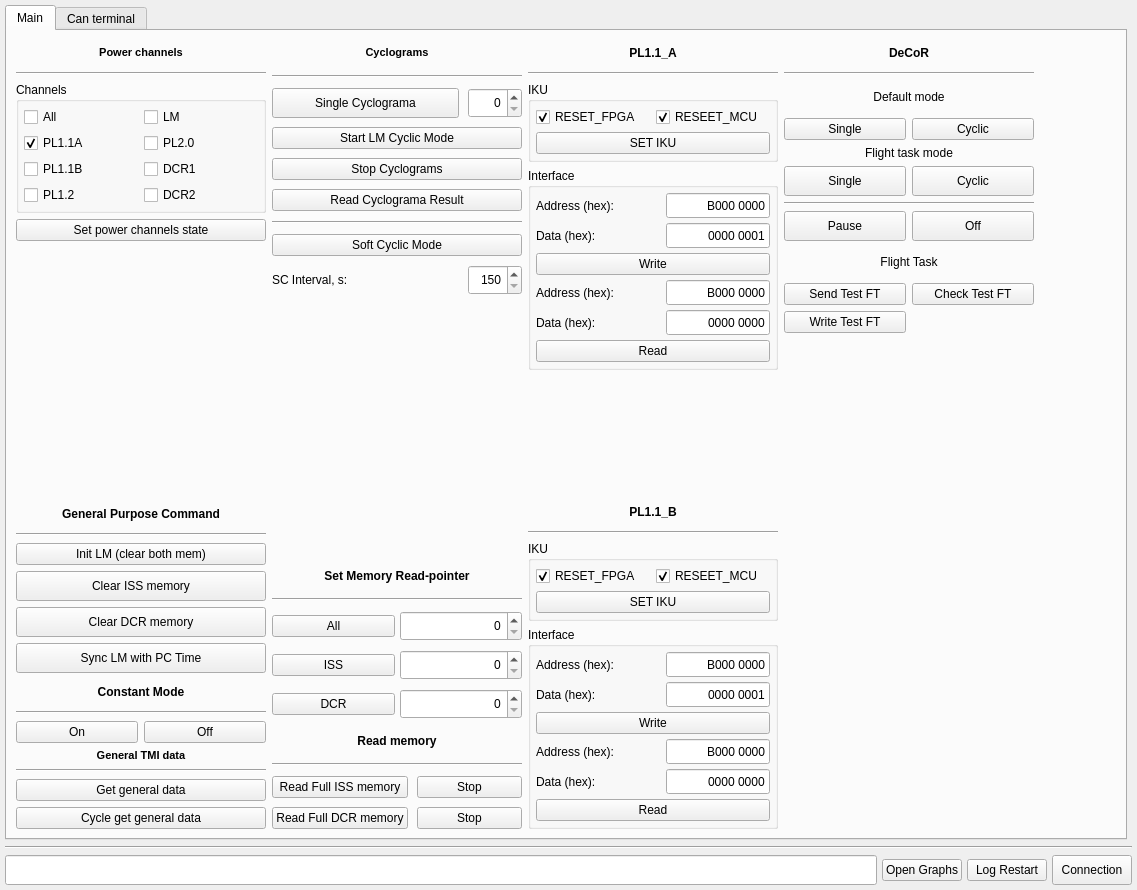
Old version of the form main_win.ui in the repository a-styuf/lm_debug_client.
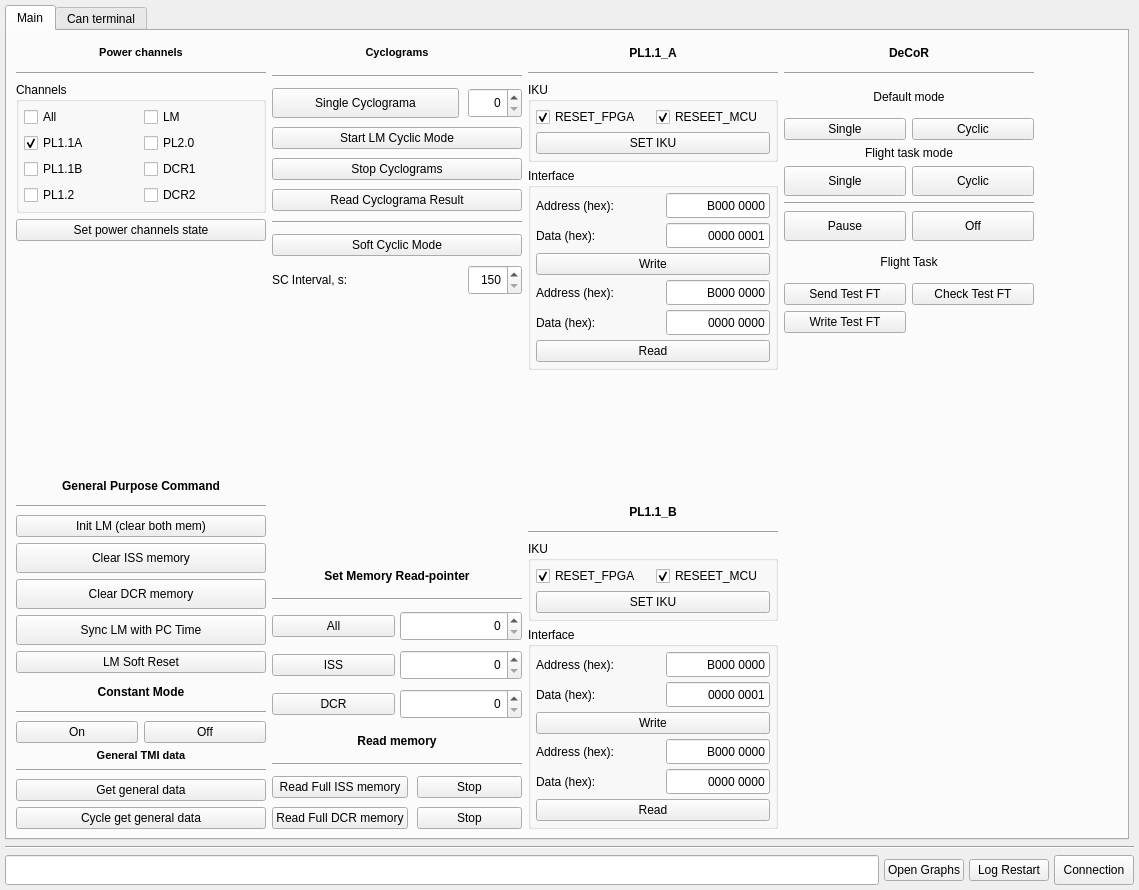
New version of the form.

Commit message: # 0.13.0 Програмная перезгрузка МС   - Добавлена кнопка програмной перезагрузки МС   - Поправлена система команд в соответствии с прошивкой МС 1.02

```diff
--- a/main_win.ui
+++ b/main_win.ui
@@ -6,7 +6,7 @@
    <rect>
     <x>0</x>
     <y>0</y>
-    <width>1137</width>
+    <width>1139</width>
     <height>890</height>
    </rect>
   </property>
@@ -448,6 +448,13 @@
             </property>
            </widget>
           </item>
+          <item>
+           <widget class="QPushButton" name="softResetPButton">
+            <property name="text">
+             <string>LM Soft Reset</string>
+            </property>
+           </widget>
+          </item>
           <item>
            <widget class="QLabel" name="constModeLabel">
             <property name="minimumSize">
```
The commit also changes 3 other files.
